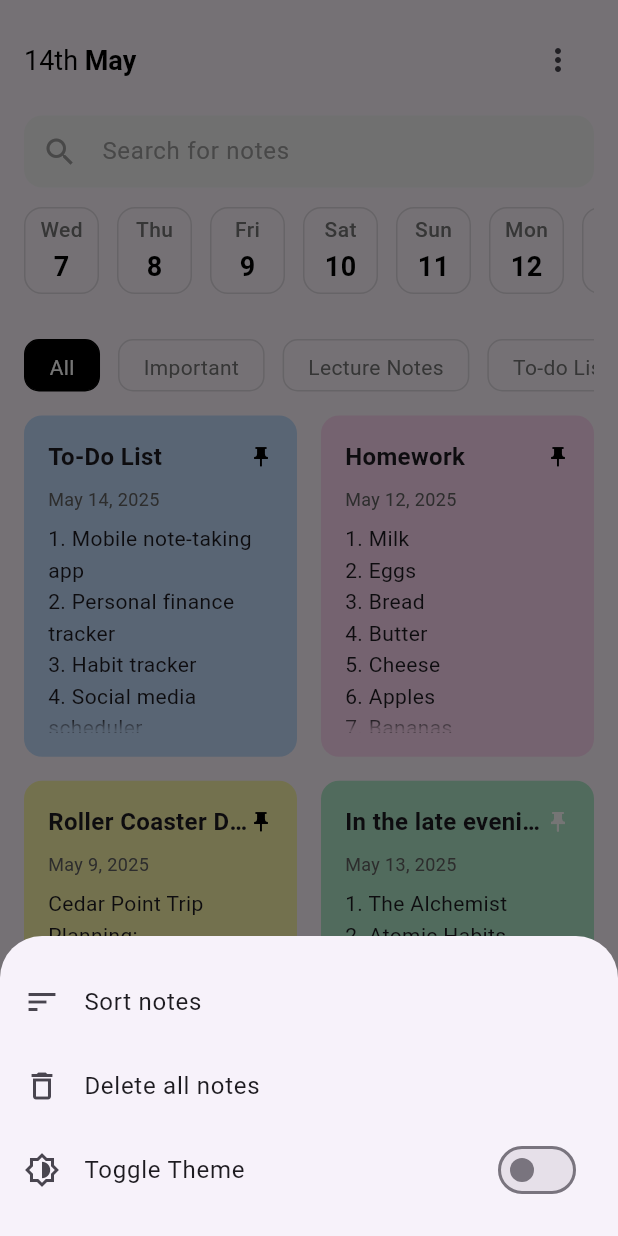
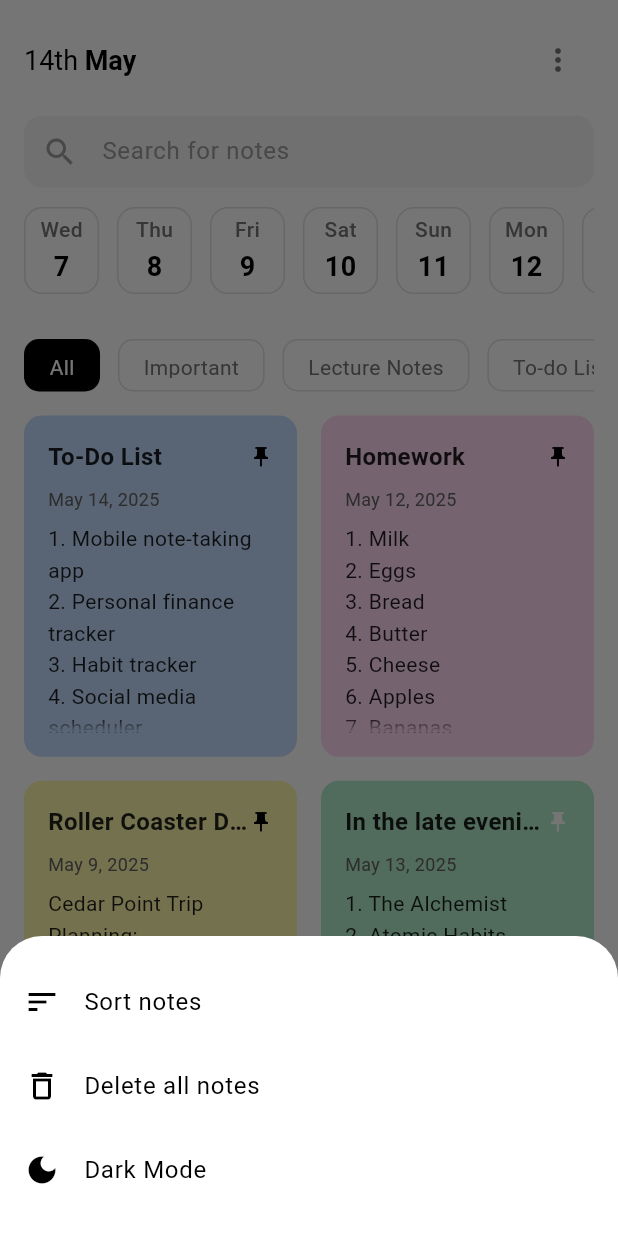
Before and after one commit to Obleanx/notes_app, a Flutter app: the screen it shows after launch, after a tap on the "more vert" icon, on a phone screen of 412 x 824 dp. Run offline on Flutter 3.47's test engine with Material 3 defaults, Android fonts, the phone set to English and light mode, and no system bars; our stand-ins replace equatable, flutter_bloc, get_it, shared_preferences.

Commit message:
light and dark mode initiated

```diff
--- a/lib/CORE/themes/app_theme.dart
+++ b/lib/CORE/themes/app_theme.dart
@@ -1,11 +1,23 @@
 import 'package:flutter/material.dart';
+// lib/core/theme/app_theme.dart
 
 class AppTheme {
-  static const Color primaryColor = Colors.black;
+  // Light mode colors
+  static const Color lightPrimaryColor = Colors.white;
+  static const Color lightScaffoldColor = Colors.white;
+  static const Color lightTextColor = Colors.black87;
+  static const Color lightIconColor = Colors.black54;
+
+  // Dark mode colors
+  static const Color darkPrimaryColor = Color(0xFF303030);
+  static const Color darkScaffoldColor = Color(0xFF121212);
+  static const Color darkTextColor = Colors.white;
+  static const Color darkIconColor = Colors.white70;
+
   static const Color accentColor = Color(0xFF4285F4);
 
-  // Note card colors
-  static const List<Color> noteColors = [
+  // Light mode note card colors
+  static const List<Color> lightNoteColors = [
     Color(0xFFC2DCFD), // Light blue
     Color(0xFFFFD8F4), // Light pink
     Color(0xFFFBF6AA), // Light yellow
@@ -13,4 +25,99 @@ class AppTheme {
     Color(0xFFF1DBF5), // Light purple
     Color(0xFFD9E8FC), // Another light blue
   ];
+
+  // Dark mode note card colors (slightly darker versions)
+  static const List<Color> darkNoteColors = [
+    Color(0xFF2C5D9E), // Dark blue
+    Color(0xFF8C4A75), // Dark pink
+    Color(0xFF7A7849), // Dark yellow
+    Color(0xFF3E7A59), // Dark green
+    Color(0xFF6B4D75), // Dark purple
+    Color(0xFF3D5A8A), // Another dark blue
+  ];
+
+  // Get note colors based on theme mode
+  static List<Color> getNoteColors(bool isDarkMode) {
+    return isDarkMode ? darkNoteColors : lightNoteColors;
+  }
+
+  // Light Theme
+  static ThemeData lightTheme() {
+    return ThemeData(
+      brightness: Brightness.light,
+      primaryColor: lightPrimaryColor,
+      scaffoldBackgroundColor: lightScaffoldColor,
+      colorScheme: ColorScheme.light(
+        primary: accentColor,
+        secondary: accentColor,
+      ),
+      iconTheme: IconThemeData(color: lightIconColor),
+      appBarTheme: AppBarTheme(
+        backgroundColor: lightPrimaryColor,
+        foregroundColor: lightTextColor,
+        elevation: 0,
+        iconTheme: IconThemeData(color: lightIconColor),
+      ),
+      bottomNavigationBarTheme: BottomNavigationBarThemeData(
+        backgroundColor: lightPrimaryColor,
+        selectedItemColor: accentColor,
+        unselectedItemColor: lightIconColor,
+      ),
+      textTheme: TextTheme(
+        bodyLarge: TextStyle(color: lightTextColor),
+        bodyMedium: TextStyle(color: lightTextColor),
+        titleLarge: TextStyle(color: lightTextColor),
+        titleMedium: TextStyle(color: lightTextColor),
+      ),
+      floatingActionButtonTheme: FloatingActionButtonThemeData(
+        backgroundColor: accentColor,
+        foregroundColor: Colors.white,
+      ),
+      cardTheme: CardTheme(
+        color: lightPrimaryColor,
+        shadowColor: Colors.black12,
+        elevation: 2,
+      ),
+    );
+  }
+
+  // Dark Theme
+  static ThemeData darkTheme() {
+    return ThemeData(
+      brightness: Brightness.dark,
+      primaryColor: darkPrimaryColor,
+      scaffoldBackgroundColor: darkScaffoldColor,
+      colorScheme: ColorScheme.dark(
+        primary: accentColor,
+        secondary: accentColor,
+      ),
+      iconTheme: IconThemeData(color: darkIconColor),
+      appBarTheme: AppBarTheme(
+        backgroundColor: darkPrimaryColor,
+        foregroundColor: darkTextColor,
+        elevation: 0,
+        iconTheme: IconThemeData(color: darkIconColor),
+      ),
+      bottomNavigationBarTheme: BottomNavigationBarThemeData(
+        backgroundColor: darkPrimaryColor,
+        selectedItemColor: accentColor,
+        unselectedItemColor: darkIconColor,
+      ),
+      textTheme: TextTheme(
+        bodyLarge: TextStyle(color: darkTextColor),
+        bodyMedium: TextStyle(color: darkTextColor),
+        titleLarge: TextStyle(color: darkTextColor),
+        titleMedium: TextStyle(color: darkTextColor),
+      ),
+      floatingActionButtonTheme: FloatingActionButtonThemeData(
+        backgroundColor: accentColor,
+        foregroundColor: Colors.white,
+      ),
+      cardTheme: CardTheme(
+        color: darkPrimaryColor,
+        shadowColor: Colors.black54,
+        elevation: 2,
+      ),
+    );
+  }
 }
--- /dev/null
+++ b/lib/PRESENTATIONS/BLoC/theme/theme.dart
@@ -0,0 +1,65 @@
+import 'package:flutter/material.dart';
+import 'package:equatable/equatable.dart';
+import 'package:flutter_bloc/flutter_bloc.dart';
+import 'package:shared_preferences/shared_preferences.dart';
+// lib/core/theme/theme_bloc.dart
+
+// Events
+abstract class ThemeEvent extends Equatable {
+  const ThemeEvent();
+
+  @override
+  List<Object> get props => [];
+}
+
+class LoadTheme extends ThemeEvent {}
+
+class ToggleTheme extends ThemeEvent {}
+
+// States
+class ThemeState extends Equatable {
+  final ThemeMode themeMode;
+
+  const ThemeState(this.themeMode);
+
+  @override
+  List<Object> get props => [themeMode];
+}
+
+// BLoC
+class ThemeBloc extends Bloc<ThemeEvent, ThemeState> {
+  static const String THEME_KEY = 'app_theme';
+
+  ThemeBloc() : super(const ThemeState(ThemeMode.light)) {
+    on<LoadTheme>(_onLoadTheme);
+    on<ToggleTheme>(_onToggleTheme);
+  }
+
+  Future<void> _onLoadTheme(LoadTheme event, Emitter<ThemeState> emit) async {
+    try {
+      final prefs = await SharedPreferences.getInstance();
+      final isDark = prefs.getBool(THEME_KEY) ?? false;
+      emit(ThemeState(isDark ? ThemeMode.dark : ThemeMode.light));
+    } catch (_) {
+      emit(const ThemeState(ThemeMode.light));
+    }
+  }
+
+  Future<void> _onToggleTheme(
+    ToggleTheme event,
+    Emitter<ThemeState> emit,
+  ) async {
+    final currentTheme = state.themeMode;
+    final newTheme =
+        currentTheme == ThemeMode.light ? ThemeMode.dark : ThemeMode.light;
+
+    try {
+      final prefs = await SharedPreferences.getInstance();
+      await prefs.setBool(THEME_KEY, newTheme == ThemeMode.dark);
+    } catch (_) {
+      // Handle error if needed
+    }
+
+    emit(ThemeState(newTheme));
+  }
+}
--- a/lib/PRESENTATIONS/BLoC/theme_cubit.dart
+++ b/lib/PRESENTATIONS/BLoC/theme_cubit.dart
@@ -3,7 +3,7 @@ import 'package:flutter_bloc/flutter_bloc.dart';
 import 'package:shared_preferences/shared_preferences.dart';
 
 class ThemeCubit extends Cubit<ThemeMode> {
-  static const _themeKey = 'theme_mode';
+  static const themeKey = 'theme_mode'; // Fixed the syntax error here
 
   ThemeCubit() : super(ThemeMode.light) {
     _loadTheme();
@@ -11,7 +11,7 @@ class ThemeCubit extends Cubit<ThemeMode> {
 
   void _loadTheme() async {
     final prefs = await SharedPreferences.getInstance();
-    final isDark = prefs.getBool(_themeKey) ?? false;
+    final isDark = prefs.getBool(themeKey) ?? false;
     emit(isDark ? ThemeMode.dark : ThemeMode.light);
   }
 
@@ -19,7 +19,7 @@ class ThemeCubit extends Cubit<ThemeMode> {
     final prefs = await SharedPreferences.getInstance();
     final newTheme =
         state == ThemeMode.light ? ThemeMode.dark : ThemeMode.light;
-    await prefs.setBool(_themeKey, newTheme == ThemeMode.dark);
+    await prefs.setBool(themeKey, newTheme == ThemeMode.dark);
     emit(newTheme);
   }
 }
--- a/lib/PRESENTATIONS/widgets/home_page_widgets/date_header.dart
+++ b/lib/PRESENTATIONS/widgets/home_page_widgets/date_header.dart
@@ -1,6 +1,7 @@
 import 'package:intl/intl.dart';
 import 'package:flutter/material.dart';
 import 'package:flutter_bloc/flutter_bloc.dart';
+import 'package:notes_app/PRESENTATIONS/BLoC/theme/theme.dart';
 import 'package:notes_app/PRESENTATIONS/BLoC/theme_cubit.dart';
 
 class DateHeader extends StatelessWidget {
@@ -61,6 +62,9 @@ class DateHeader extends StatelessWidget {
     }
   }
 
+  // Bottom sheet with theme toggle
+
+  // Example implementation in the bottom sheet
   void _showMoreOptions(BuildContext context) {
     showModalBottomSheet(
       context: context,
@@ -86,18 +90,18 @@ class DateHeader extends StatelessWidget {
                     // Add delete all notes logic here
                   },
                 ),
-                BlocBuilder<ThemeCubit, ThemeMode>(
-                  builder: (context, themeMode) {
-                    final isDark = themeMode == ThemeMode.dark;
+                BlocBuilder<ThemeBloc, ThemeState>(
+                  builder: (context, state) {
+                    final isDarkMode = state.themeMode == ThemeMode.dark;
                     return ListTile(
-                      leading: const Icon(Icons.brightness_6_outlined),
-                      title: const Text('Toggle Theme'),
-                      trailing: Switch(
-                        value: isDark,
-                        onChanged: (_) {
-                          context.read<ThemeCubit>().toggleTheme();
-                        },
+                      leading: Icon(
+                        isDarkMode ? Icons.light_mode : Icons.dark_mode,
                       ),
+                      title: Text(isDarkMode ? 'Light Mode' : 'Dark Mode'),
+                      onTap: () {
+                        context.read<ThemeBloc>().add(ToggleTheme());
+                        Navigator.pop(context);
+                      },
                     );
                   },
                 ),
--- a/lib/PRESENTATIONS/widgets/home_page_widgets/notes_grid.dart
+++ b/lib/PRESENTATIONS/widgets/home_page_widgets/notes_grid.dart
@@ -10,7 +10,11 @@ class NotesGrid extends StatelessWidget {
   const NotesGrid({super.key, required this.notes});
 
   @override
+  // Updated NoteGrid widget to use theme-aware colors
   Widget build(BuildContext context) {
+    final isDarkMode = Theme.of(context).brightness == Brightness.dark;
+    final themeColors = AppTheme.getNoteColors(isDarkMode);
+
     return SliverPadding(
       padding: const EdgeInsets.only(bottom: 80.0),
       sliver: SliverGrid(
@@ -22,11 +26,18 @@ class NotesGrid extends StatelessWidget {
         ),
         delegate: SliverChildBuilderDelegate((context, index) {
           final note = notes[index];
-          final colorIndex = index % AppTheme.noteColors.length;
+          // You can use either approach:
+          // 1. Keep using the original noteColors list (which will always be light mode colors)
+          // final colorIndex = index % AppTheme.noteColors.length;
+          // final color = AppTheme.noteColors[colorIndex];
+
+          // 2. Use the theme-aware colors that change with light/dark mode
+          final colorIndex = index % themeColors.length;
+          final color = themeColors[colorIndex];
 
           return NoteCard(
             note: note,
-            color: AppTheme.noteColors[colorIndex],
+            color: color,
             onTap: () {
               Navigator.push(
                 context,
--- /dev/null
+++ b/lib/PRESENTATIONS/widgets/theme_togglebutton.dart
@@ -0,0 +1,28 @@
+import 'package:flutter/material.dart';
+import 'package:flutter_bloc/flutter_bloc.dart';
+import 'package:notes_app/PRESENTATIONS/BLoC/theme/theme.dart';
+
+class ThemeToggleButton extends StatelessWidget {
+  final double size;
+
+  const ThemeToggleButton({Key? key, this.size = 24.0}) : super(key: key);
+
+  @override
+  Widget build(BuildContext context) {
+    return BlocBuilder<ThemeBloc, ThemeState>(
+      builder: (context, state) {
+        final isDarkMode = state.themeMode == ThemeMode.dark;
+        return IconButton(
+          icon: Icon(
+            isDarkMode ? Icons.light_mode : Icons.dark_mode,
+            size: size,
+          ),
+          onPressed: () {
+            context.read<ThemeBloc>().add(ToggleTheme());
+          },
+          tooltip: isDarkMode ? 'Switch to Light Mode' : 'Switch to Dark Mode',
+        );
+      },
+    );
+  }
+}
--- a/lib/SERVICES/dependency_container.dart
+++ b/lib/SERVICES/dependency_container.dart
@@ -1,5 +1,6 @@
 import 'package:get_it/get_it.dart';
 import 'package:notes_app/REPOSITORY/notes_repository.dart';
+import 'package:notes_app/PRESENTATIONS/BLoC/theme/theme.dart';
 import 'package:notes_app/REPOSITORY/notes_repository_impl.dart';
 import 'package:notes_app/PRESENTATIONS/BLoC/notes/notes_bloc.dart';
 import 'package:notes_app/PRESENTATIONS/BLoC/filters/filter_bloc.dart';
@@ -23,3 +24,13 @@ Future<void> init() async {
     () => NotesLocalDataSourceImpl(),
   );
 }
+
+final di = GetIt.instance;
+
+Future<void> initializeDependencies() async {
+  // Register the ThemeBloc as a singleton
+  di.registerLazySingleton<ThemeBloc>(() => ThemeBloc()..add(LoadTheme()));
+
+  // Register other dependencies as needed
+  // ...
+}
--- a/lib/app.dart
+++ b/lib/app.dart
@@ -1,15 +1,24 @@
 import 'package:flutter/material.dart';
 import 'package:flutter_bloc/flutter_bloc.dart';
-import 'package:notes_app/PRESENTATIONS/BLoC/theme_cubit.dart';
+import 'package:notes_app/CORE/themes/app_theme.dart';
+import 'package:notes_app/SERVICES/dependency_container.dart';
+import 'package:notes_app/PRESENTATIONS/BLoC/theme/theme.dart';
 import 'package:notes_app/PRESENTATIONS/screens/home_screen.dart';
 import 'package:notes_app/PRESENTATIONS/BLoC/notes/notes_bloc.dart';
 import 'package:notes_app/SERVICES/dependency_container.dart' as di;
 import 'package:notes_app/PRESENTATIONS/BLoC/notes/notes_event.dart';
 import 'package:notes_app/PRESENTATIONS/BLoC/filters/filter_bloc.dart';
 
-class App extends StatelessWidget {
-  const App({Key? key}) : super(key: key);
+void main() async {
+  WidgetsFlutterBinding.ensureInitialized();
 
+  // Initialize your dependency injection
+  await initializeDependencies();
+
+  runApp(MyApp());
+}
+
+class MyApp extends StatelessWidget {
   @override
   Widget build(BuildContext context) {
     return MultiBlocProvider(
@@ -18,13 +27,19 @@ class App extends StatelessWidget {
           create: (_) => di.sl<NotesBloc>()..add(LoadNotes()),
         ),
         BlocProvider<FilterBloc>(create: (_) => di.sl<FilterBloc>()),
-        BlocProvider(create: (_) => ThemeCubit()), // New Theme Cubit
+        BlocProvider<ThemeBloc>(create: (_) => ThemeBloc()..add(LoadTheme())),
       ],
-      child: MaterialApp(
-        title: 'Notes App',
-        debugShowCheckedModeBanner: false,
-        themeMode: ThemeMode.light, // Default theme mode
-        home: const HomePage(),
+      child: BlocBuilder<ThemeBloc, ThemeState>(
+        builder: (context, themeState) {
+          return MaterialApp(
+            title: 'Notes App',
+            debugShowCheckedModeBanner: false,
+            themeMode: themeState.themeMode,
+            theme: AppTheme.lightTheme(),
+            darkTheme: AppTheme.darkTheme(),
+            home: const HomePage(),
+          );
+        },
       ),
     );
   }
--- a/lib/main.dart
+++ b/lib/main.dart
@@ -8,5 +8,5 @@ void main() async {
   // Initialize dependencies
   await di.init();
 
-  runApp(const App());
+  runApp(MyApp());
 }
```
